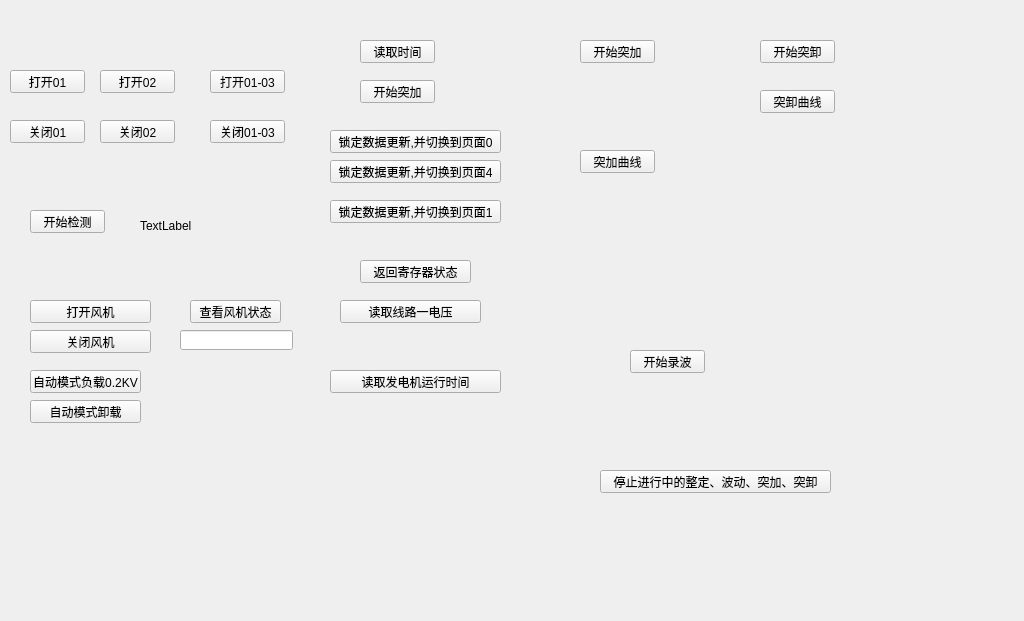
Before: the Qt Designer form mainwindow.ui in bjc123321/ModuleTest, drawn with Qt 5.
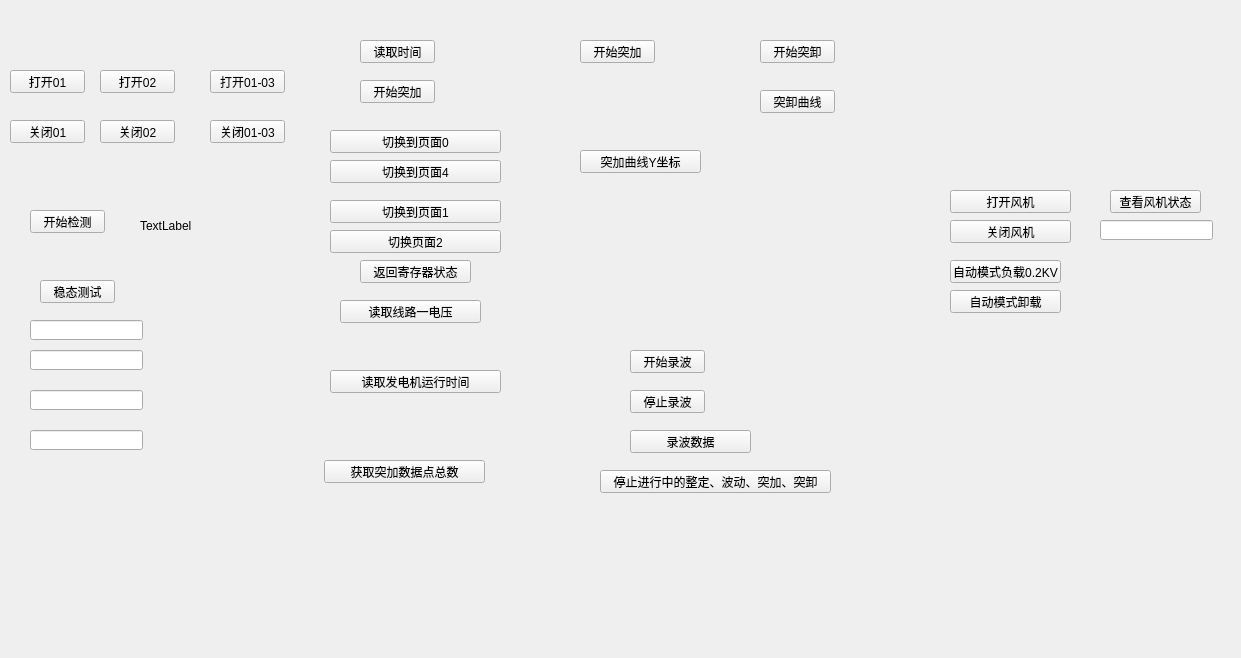
After: the same form once the commit is applied.

The edit to the form file:
```diff
--- a/mainwindow.ui
+++ b/mainwindow.ui
@@ -6,8 +6,8 @@
    <rect>
     <x>0</x>
     <y>0</y>
-    <width>1024</width>
-    <height>621</height>
+    <width>1241</width>
+    <height>658</height>
    </rect>
   </property>
   <property name="windowTitle">
@@ -128,7 +128,7 @@
      </rect>
     </property>
     <property name="text">
-     <string>锁定数据更新,并切换到页面0</string>
+     <string>切换到页面0</string>
     </property>
    </widget>
    <widget class="QPushButton" name="pushButton_9">
@@ -167,7 +167,7 @@
      </rect>
     </property>
     <property name="text">
-     <string>锁定数据更新,并切换到页面4</string>
+     <string>切换到页面4</string>
     </property>
    </widget>
    <widget class="QPushButton" name="pushButton_12">
@@ -193,7 +193,7 @@
      </rect>
     </property>
     <property name="text">
-     <string>锁定数据更新,并切换到页面1</string>
+     <string>切换到页面1</string>
     </property>
    </widget>
    <widget class="QPushButton" name="pushButton_14">
@@ -225,8 +225,8 @@
    <widget class="QPushButton" name="pushButton_16">
     <property name="geometry">
      <rect>
-      <x>30</x>
-      <y>300</y>
+      <x>950</x>
+      <y>190</y>
       <width>121</width>
       <height>23</height>
      </rect>
@@ -238,8 +238,8 @@
    <widget class="QPushButton" name="pushButton_17">
     <property name="geometry">
      <rect>
-      <x>30</x>
-      <y>330</y>
+      <x>950</x>
+      <y>220</y>
       <width>121</width>
       <height>23</height>
      </rect>
@@ -251,8 +251,8 @@
    <widget class="QPushButton" name="pushButton_18">
     <property name="geometry">
      <rect>
-      <x>30</x>
-      <y>370</y>
+      <x>950</x>
+      <y>260</y>
       <width>111</width>
       <height>23</height>
      </rect>
@@ -264,8 +264,8 @@
    <widget class="QPushButton" name="pushButton_19">
     <property name="geometry">
      <rect>
-      <x>30</x>
-      <y>400</y>
+      <x>950</x>
+      <y>290</y>
       <width>111</width>
       <height>23</height>
      </rect>
@@ -277,8 +277,8 @@
    <widget class="QPushButton" name="pushButton_20">
     <property name="geometry">
      <rect>
-      <x>190</x>
-      <y>300</y>
+      <x>1110</x>
+      <y>190</y>
       <width>91</width>
       <height>23</height>
      </rect>
@@ -290,8 +290,8 @@
    <widget class="QLineEdit" name="lineEdit">
     <property name="geometry">
      <rect>
-      <x>180</x>
-      <y>330</y>
+      <x>1100</x>
+      <y>220</y>
       <width>113</width>
       <height>20</height>
      </rect>
@@ -302,12 +302,12 @@
      <rect>
       <x>580</x>
       <y>150</y>
-      <width>75</width>
+      <width>121</width>
       <height>23</height>
      </rect>
     </property>
     <property name="text">
-     <string>突加曲线</string>
+     <string>突加曲线Y坐标</string>
     </property>
    </widget>
    <widget class="QPushButton" name="pushButton_22">
@@ -375,6 +375,111 @@
      <string>停止进行中的整定、波动、突加、突卸</string>
     </property>
    </widget>
+   <widget class="QPushButton" name="pushButton_27">
+    <property name="geometry">
+     <rect>
+      <x>40</x>
+      <y>280</y>
+      <width>75</width>
+      <height>23</height>
+     </rect>
+    </property>
+    <property name="text">
+     <string>稳态测试</string>
+    </property>
+   </widget>
+   <widget class="QLineEdit" name="lineEdit_2">
+    <property name="geometry">
+     <rect>
+      <x>30</x>
+      <y>320</y>
+      <width>113</width>
+      <height>20</height>
+     </rect>
+    </property>
+   </widget>
+   <widget class="QLineEdit" name="lineEdit_3">
+    <property name="geometry">
+     <rect>
+      <x>30</x>
+      <y>350</y>
+      <width>113</width>
+      <height>20</height>
+     </rect>
+    </property>
+   </widget>
+   <widget class="QLineEdit" name="lineEdit_4">
+    <property name="geometry">
+     <rect>
+      <x>30</x>
+      <y>390</y>
+      <width>113</width>
+      <height>20</height>
+     </rect>
+    </property>
+   </widget>
+   <widget class="QLineEdit" name="lineEdit_5">
+    <property name="geometry">
+     <rect>
+      <x>30</x>
+      <y>430</y>
+      <width>113</width>
+      <height>20</height>
+     </rect>
+    </property>
+   </widget>
+   <widget class="QPushButton" name="pushButton_28">
+    <property name="geometry">
+     <rect>
+      <x>324</x>
+      <y>460</y>
+      <width>161</width>
+      <height>23</height>
+     </rect>
+    </property>
+    <property name="text">
+     <string>获取突加数据点总数</string>
+    </property>
+   </widget>
+   <widget class="QPushButton" name="pushButton_29">
+    <property name="geometry">
+     <rect>
+      <x>630</x>
+      <y>390</y>
+      <width>75</width>
+      <height>23</height>
+     </rect>
+    </property>
+    <property name="text">
+     <string>停止录波</string>
+    </property>
+   </widget>
+   <widget class="QPushButton" name="pushButton_30">
+    <property name="geometry">
+     <rect>
+      <x>630</x>
+      <y>430</y>
+      <width>121</width>
+      <height>23</height>
+     </rect>
+    </property>
+    <property name="text">
+     <string>录波数据</string>
+    </property>
+   </widget>
+   <widget class="QPushButton" name="pushButton_31">
+    <property name="geometry">
+     <rect>
+      <x>330</x>
+      <y>230</y>
+      <width>171</width>
+      <height>23</height>
+     </rect>
+    </property>
+    <property name="text">
+     <string>切换页面2</string>
+    </property>
+   </widget>
   </widget>
  </widget>
  <layoutdefault spacing="6" margin="11"/>
```
